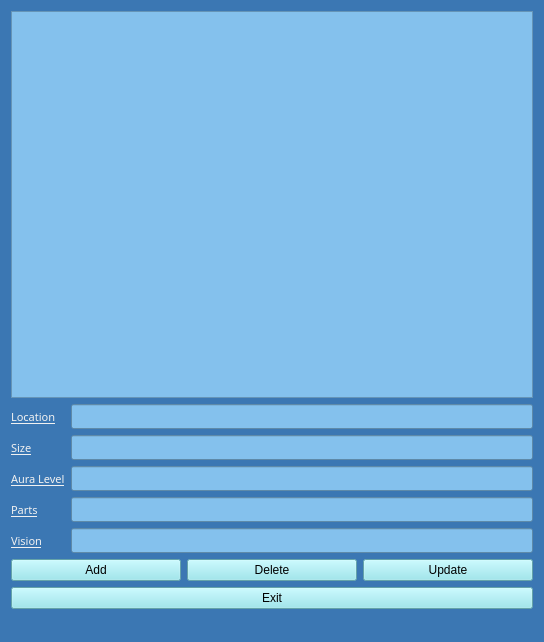
The window that management_GUI/management_GUI/management_GUI.ui (Daniele1209/GUI-for-management-app-Qt) describes before a commit, drawn with Qt 5.
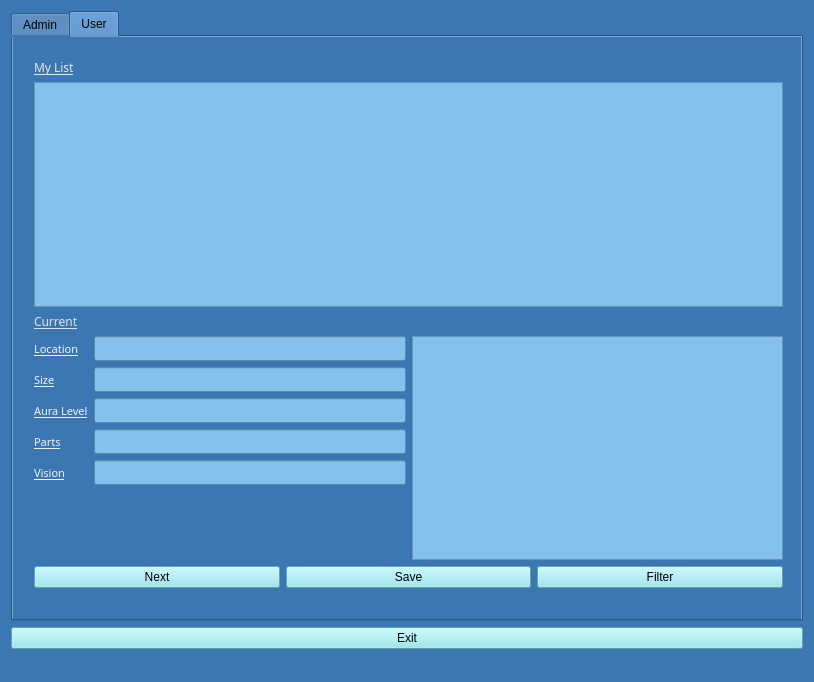
The same window after the commit.

Diff of the .ui file:
```diff
--- a/management_GUI/management_GUI/management_GUI.ui
+++ b/management_GUI/management_GUI/management_GUI.ui
@@ -6,8 +6,8 @@
    <rect>
     <x>0</x>
     <y>0</y>
-    <width>544</width>
-    <height>642</height>
+    <width>814</width>
+    <height>682</height>
    </rect>
   </property>
   <property name="windowTitle">
@@ -20,7 +20,23 @@
   <widget class="QWidget" name="centralWidget">
    <layout class="QVBoxLayout" name="verticalLayout">
     <item>
+     <widget class="QTabWidget" name="tab_widget">
+      <property name="currentIndex">
+       <number>1</number>
+      </property>
+      <widget class="QWidget" name="tab">
+       <attribute name="title">
+        <string>Admin</string>
+       </attribute>
      <widget class="QListWidget" name="turret_list_widget">
+        <property name="geometry">
+         <rect>
+          <x>10</x>
+          <y>10</y>
+          <width>761</width>
+          <height>331</height>
+         </rect>
+        </property>
       <property name="font">
        <font>
         <family>8514oem</family>
@@ -35,8 +51,15 @@
        <number>4</number>
       </property>
      </widget>
-    </item>
-    <item>
+       <widget class="QWidget" name="layoutWidget">
+        <property name="geometry">
+         <rect>
+          <x>11</x>
+          <y>350</y>
+          <width>761</width>
+          <height>160</height>
+         </rect>
+        </property>
      <layout class="QFormLayout" name="formLayout">
       <item row="0" column="0">
        <widget class="QLabel" name="label">
@@ -206,8 +229,16 @@
        </widget>
       </item>
      </layout>
-    </item>
-    <item>
+       </widget>
+       <widget class="QWidget" name="layoutWidget">
+        <property name="geometry">
+         <rect>
+          <x>10</x>
+          <y>520</y>
+          <width>761</width>
+          <height>31</height>
+         </rect>
+        </property>
      <layout class="QHBoxLayout" name="horizontalLayout">
       <item>
        <widget class="QPushButton" name="add_button">
@@ -245,6 +276,313 @@
        </widget>
       </item>
      </layout>
+       </widget>
+      </widget>
+      <widget class="QWidget" name="tab_2">
+       <attribute name="title">
+        <string>User</string>
+       </attribute>
+       <widget class="QWidget" name="layoutWidget">
+        <property name="geometry">
+         <rect>
+          <x>11</x>
+          <y>519</y>
+          <width>16</width>
+          <height>16</height>
+         </rect>
+        </property>
+        <layout class="QHBoxLayout" name="horizontalLayout_3"/>
+       </widget>
+       <widget class="QWidget" name="layoutWidget">
+        <property name="geometry">
+         <rect>
+          <x>10</x>
+          <y>11</y>
+          <width>771</width>
+          <height>551</height>
+         </rect>
+        </property>
+        <layout class="QVBoxLayout" name="verticalLayout_2">
+         <item>
+          <widget class="QLabel" name="label_6">
+           <property name="font">
+            <font>
+             <family>8514oem</family>
+             <underline>true</underline>
+            </font>
+           </property>
+           <property name="styleSheet">
+            <string notr="true">color: rgb(230, 230, 230);</string>
+           </property>
+           <property name="frameShape">
+            <enum>QFrame::NoFrame</enum>
+           </property>
+           <property name="frameShadow">
+            <enum>QFrame::Plain</enum>
+           </property>
+           <property name="text">
+            <string>My List</string>
+           </property>
+          </widget>
+         </item>
+         <item>
+          <widget class="QListWidget" name="mylist_list">
+           <property name="font">
+            <font>
+             <family>8514oem</family>
+             <pointsize>8</pointsize>
+            </font>
+           </property>
+           <property name="styleSheet">
+            <string notr="true">background-color: rgb(132, 193, 237);</string>
+           </property>
+          </widget>
+         </item>
+         <item>
+          <widget class="QLabel" name="label_7">
+           <property name="font">
+            <font>
+             <family>8514oem</family>
+             <underline>true</underline>
+            </font>
+           </property>
+           <property name="styleSheet">
+            <string notr="true">color: rgb(226, 226, 226);</string>
+           </property>
+           <property name="text">
+            <string>Current</string>
+           </property>
+          </widget>
+         </item>
+         <item>
+          <layout class="QHBoxLayout" name="horizontalLayout_2">
+           <item>
+            <layout class="QFormLayout" name="formLayout_2">
+             <item row="0" column="0">
+              <widget class="QLabel" name="label_13">
+               <property name="font">
+                <font>
+                 <family>8514oem</family>
+                 <pointsize>8</pointsize>
+                 <weight>50</weight>
+                 <italic>false</italic>
+                 <bold>false</bold>
+                 <underline>true</underline>
+                </font>
+               </property>
+               <property name="styleSheet">
+                <string notr="true">color: rgb(241, 241, 241);
+font: 8pt &quot;8514oem&quot;;
+</string>
+               </property>
+               <property name="text">
+                <string>Location</string>
+               </property>
+              </widget>
+             </item>
+             <item row="0" column="1">
+              <widget class="QLineEdit" name="location_line_u">
+               <property name="font">
+                <font>
+                 <family>8514oem</family>
+                </font>
+               </property>
+               <property name="styleSheet">
+                <string notr="true">background-color: rgb(132, 193, 237);</string>
+               </property>
+              </widget>
+             </item>
+             <item row="1" column="0">
+              <widget class="QLabel" name="label_14">
+               <property name="font">
+                <font>
+                 <family>8514oem</family>
+                 <pointsize>8</pointsize>
+                 <weight>50</weight>
+                 <italic>false</italic>
+                 <bold>false</bold>
+                 <underline>true</underline>
+                </font>
+               </property>
+               <property name="styleSheet">
+                <string notr="true">color: rgb(241, 241, 241);
+font: 8pt &quot;8514oem&quot;;</string>
+               </property>
+               <property name="text">
+                <string>Size</string>
+               </property>
+              </widget>
+             </item>
+             <item row="1" column="1">
+              <widget class="QLineEdit" name="size_line_u">
+               <property name="font">
+                <font>
+                 <family>8514oem</family>
+                </font>
+               </property>
+               <property name="styleSheet">
+                <string notr="true">background-color: rgb(132, 193, 237);</string>
+               </property>
+              </widget>
+             </item>
+             <item row="2" column="0">
+              <widget class="QLabel" name="label_15">
+               <property name="font">
+                <font>
+                 <family>8514oem</family>
+                 <pointsize>8</pointsize>
+                 <weight>50</weight>
+                 <italic>false</italic>
+                 <bold>false</bold>
+                 <underline>true</underline>
+                </font>
+               </property>
+               <property name="styleSheet">
+                <string notr="true">color: rgb(241, 241, 241);
+font: 8pt &quot;8514oem&quot;;</string>
+               </property>
+               <property name="text">
+                <string>Aura Level</string>
+               </property>
+              </widget>
+             </item>
+             <item row="2" column="1">
+              <widget class="QLineEdit" name="aura_level_line_u">
+               <property name="font">
+                <font>
+                 <family>8514oem</family>
+                </font>
+               </property>
+               <property name="styleSheet">
+                <string notr="true">background-color: rgb(132, 193, 237);
+selection-color: rgb(47, 191, 239);</string>
+               </property>
+              </widget>
+             </item>
+             <item row="3" column="0">
+              <widget class="QLabel" name="label_16">
+               <property name="font">
+                <font>
+                 <family>8514oem</family>
+                 <pointsize>8</pointsize>
+                 <weight>50</weight>
+                 <italic>false</italic>
+                 <bold>false</bold>
+                 <underline>true</underline>
+                </font>
+               </property>
+               <property name="styleSheet">
+                <string notr="true">color: rgb(241, 241, 241);
+font: 8pt &quot;8514oem&quot;;</string>
+               </property>
+               <property name="text">
+                <string>Parts</string>
+               </property>
+              </widget>
+             </item>
+             <item row="3" column="1">
+              <widget class="QLineEdit" name="parts_line_u">
+               <property name="font">
+                <font>
+                 <family>8514oem</family>
+                </font>
+               </property>
+               <property name="styleSheet">
+                <string notr="true">background-color: rgb(132, 193, 237);</string>
+               </property>
+              </widget>
+             </item>
+             <item row="4" column="0">
+              <widget class="QLabel" name="label_17">
+               <property name="font">
+                <font>
+                 <family>8514oem</family>
+                 <pointsize>8</pointsize>
+                 <weight>50</weight>
+                 <italic>false</italic>
+                 <bold>false</bold>
+                 <underline>true</underline>
+                </font>
+               </property>
+               <property name="styleSheet">
+                <string notr="true">color: rgb(241, 241, 241);
+font: 8pt &quot;8514oem&quot;;</string>
+               </property>
+               <property name="text">
+                <string>Vision</string>
+               </property>
+              </widget>
+             </item>
+             <item row="4" column="1">
+              <widget class="QLineEdit" name="vision_line_u">
+               <property name="font">
+                <font>
+                 <family>8514oem</family>
+                </font>
+               </property>
+               <property name="styleSheet">
+                <string notr="true">background-color: rgb(132, 193, 237);</string>
+               </property>
+              </widget>
+             </item>
+            </layout>
+           </item>
+           <item>
+            <widget class="QListWidget" name="filter_list">
+             <property name="font">
+              <font>
+               <family>8514oem</family>
+               <pointsize>8</pointsize>
+              </font>
+             </property>
+             <property name="styleSheet">
+              <string notr="true">background-color: rgb(132, 193, 237);</string>
+             </property>
+            </widget>
+           </item>
+          </layout>
+         </item>
+         <item>
+          <layout class="QHBoxLayout" name="horizontalLayout_4">
+           <item>
+            <widget class="QPushButton" name="next_button">
+             <property name="styleSheet">
+              <string notr="true">background-color: rgb(140, 228, 237);
+font: 8pt &quot;8514oem&quot;;</string>
+             </property>
+             <property name="text">
+              <string>Next</string>
+             </property>
+            </widget>
+           </item>
+           <item>
+            <widget class="QPushButton" name="save_button">
+             <property name="styleSheet">
+              <string notr="true">background-color: rgb(140, 228, 237);
+font: 8pt &quot;8514oem&quot;;</string>
+             </property>
+             <property name="text">
+              <string>Save</string>
+             </property>
+            </widget>
+           </item>
+           <item>
+            <widget class="QPushButton" name="filter_button">
+             <property name="styleSheet">
+              <string notr="true">background-color: rgb(140, 228, 237);
+font: 8pt &quot;8514oem&quot;;</string>
+             </property>
+             <property name="text">
+              <string>Filter</string>
+             </property>
+            </widget>
+           </item>
+          </layout>
+         </item>
+        </layout>
+       </widget>
+      </widget>
+     </widget>
     </item>
     <item>
      <widget class="QPushButton" name="exit_button">
```
Left out of the diff: 3 changed lines with no effect on the pictures. Lines whose indentation alone changed are shown as unchanged.
